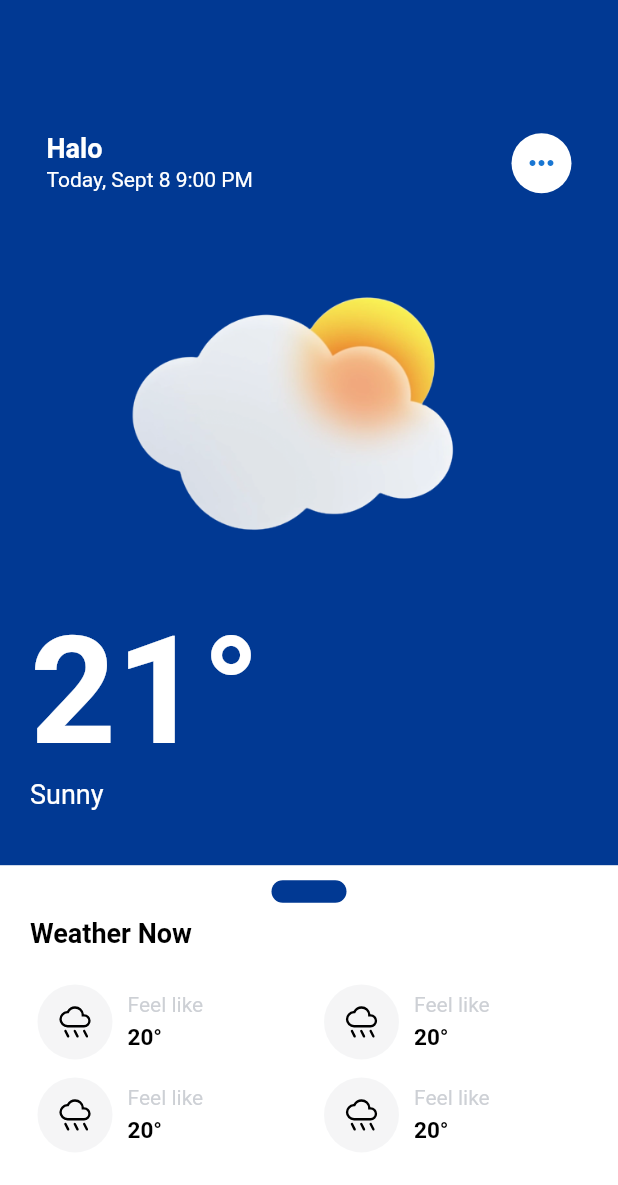
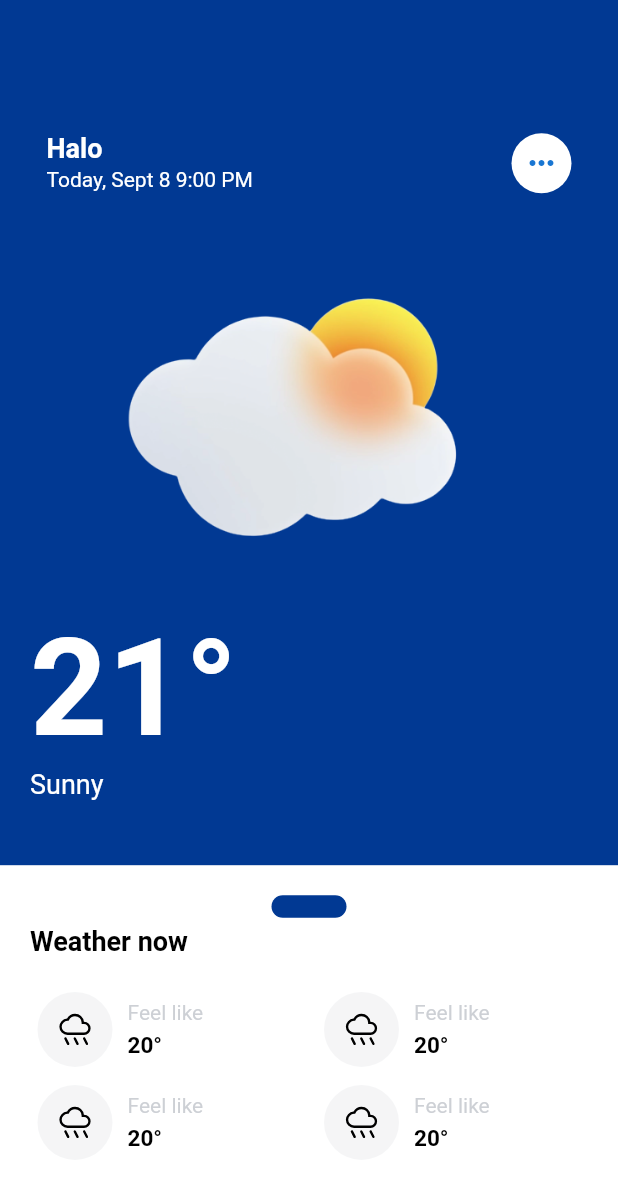
Before and after one commit to Codesait/wi_weather, a Flutter app: the screen it shows after launch, on a phone screen of 412 x 824 dp. Shown: the top 1185 px of the screen. Run offline on Flutter 3.47's test engine with Material 2 defaults, Android fonts, the phone set to English and light mode, and no system bars; our stand-ins replace flutter_svg, logger.

Commit message:
weather prediction widget

```diff
--- a/lib/components/custom/custom_modal/custom_modal.dart
+++ b/lib/components/custom/custom_modal/custom_modal.dart
@@ -1,6 +1,7 @@
 import 'package:flutter/material.dart';
 import 'package:wi_weather_app/components/custom/custom_modal/modal_controller.dart';
 import 'package:wi_weather_app/components/reusables/current_weather_detail_item.dart';
+import 'package:wi_weather_app/components/reusables/gap.dart';
 import 'package:wi_weather_app/components/reusables/weather_large_text.dart';
 import 'package:wi_weather_app/res/constants/app_colors.dart';
 import 'package:wi_weather_app/utils/extension.dart';
@@ -47,10 +48,27 @@ class _CustomModalState extends State<CustomModal>
             child: Container(
               color: Colors.white,
               padding: const EdgeInsets.symmetric(vertical: 10, horizontal: 10),
+              child: Stack(
+                children: [
+                  Positioned(
+                    top: 10,
+                    left: 0,
+                    right: 0,
+                    child: modalPicker,
+                  ),
+                  Positioned(
+                    top: 20,
+                    left: 0,
+                    right: 0,
                     child: Column(
+                      mainAxisAlignment: MainAxisAlignment.start,
                       children: [
-                  modalPicker,
                         CurrentWeatherDetails(modalController: modalController),
+                        const Gap(dimension: 20),
+                        WeatherPredictions(controller: modalController)
+                      ],
+                    ),
+                  ),
                 ],
               ),
             ),
@@ -60,13 +78,18 @@ class _CustomModalState extends State<CustomModal>
     );
   }
 
-  Container modalPicker = Container(
+  Widget modalPicker = Row(
+    mainAxisAlignment: MainAxisAlignment.center,
+    children: [
+      Container(
         height: 15,
         width: 50,
         decoration: BoxDecoration(
           color: AppColors.primary,
           borderRadius: BorderRadius.circular(10),
         ),
+      ),
+    ],
   );
 }
 
@@ -90,7 +113,9 @@ class CurrentWeatherDetails extends StatelessWidget {
         mainAxisAlignment: MainAxisAlignment.spaceBetween,
         children: [
           // header text
-          const WeatherLargeText(),
+          const WeatherLargeText(
+            text: 'Weather now',
+          ),
 
           // spacing
           const SizedBox.square(
@@ -116,3 +141,31 @@ class CurrentWeatherDetails extends StatelessWidget {
     );
   }
 }
+
+class WeatherPredictions extends StatelessWidget {
+  const WeatherPredictions({
+    super.key,
+    required this.controller,
+  });
+  final ModalController controller;
+
+  @override
+  Widget build(BuildContext context) {
+    return Opacity(
+      opacity: controller.animationController.value,
+      child: Container(
+        padding: const EdgeInsets.symmetric(horizontal: 10, vertical: 10),
+        child: Column(
+          crossAxisAlignment: CrossAxisAlignment.start,
+          children: const [
+            WeatherLargeText(
+              text: 'Weather now',
+            ),
+            Gap(dimension: 10),
+            Placeholder()
+          ],
+        ),
+      ),
+    );
+  }
+}
--- a/lib/components/custom/wi_header/header_widget.dart
+++ b/lib/components/custom/wi_header/header_widget.dart
@@ -17,7 +17,7 @@ class _WiHeaderState extends State<WiHeader> {
   Widget build(BuildContext context) {
     return Container(
       color: AppColors.primary,
-      height: headerController.headerHeight - 40,
+      height: headerController.headerHeight - 30,
       child: Column(
         children: <Widget>[
           HeaderTitle(controller: headerController),
@@ -98,7 +98,7 @@ class WeatherReading extends StatelessWidget {
           Text(
             '21'.inDegree,
             style: const TextStyle(
-                fontSize: 100,
+                fontSize: 90,
                 fontWeight: FontWeight.bold,
                 color: AppColors.white),
           ),
--- a/lib/components/reusables/weather_large_text.dart
+++ b/lib/components/reusables/weather_large_text.dart
@@ -2,12 +2,13 @@ import 'package:flutter/material.dart';
 import 'package:wi_weather_app/res/constants/app_colors.dart';
 
 class WeatherLargeText extends StatelessWidget {
-  const WeatherLargeText({super.key});
+  const WeatherLargeText({super.key, required this.text});
+  final String text;
 
   @override
   Widget build(BuildContext context) {
-    return const Text('Weather Now',
-        style: TextStyle(
+    return  Text(text,
+        style: const TextStyle(
           fontWeight: FontWeight.bold,
           color: AppColors.black,
           fontSize: 18,
```
Lines whose indentation alone changed are shown as unchanged.
